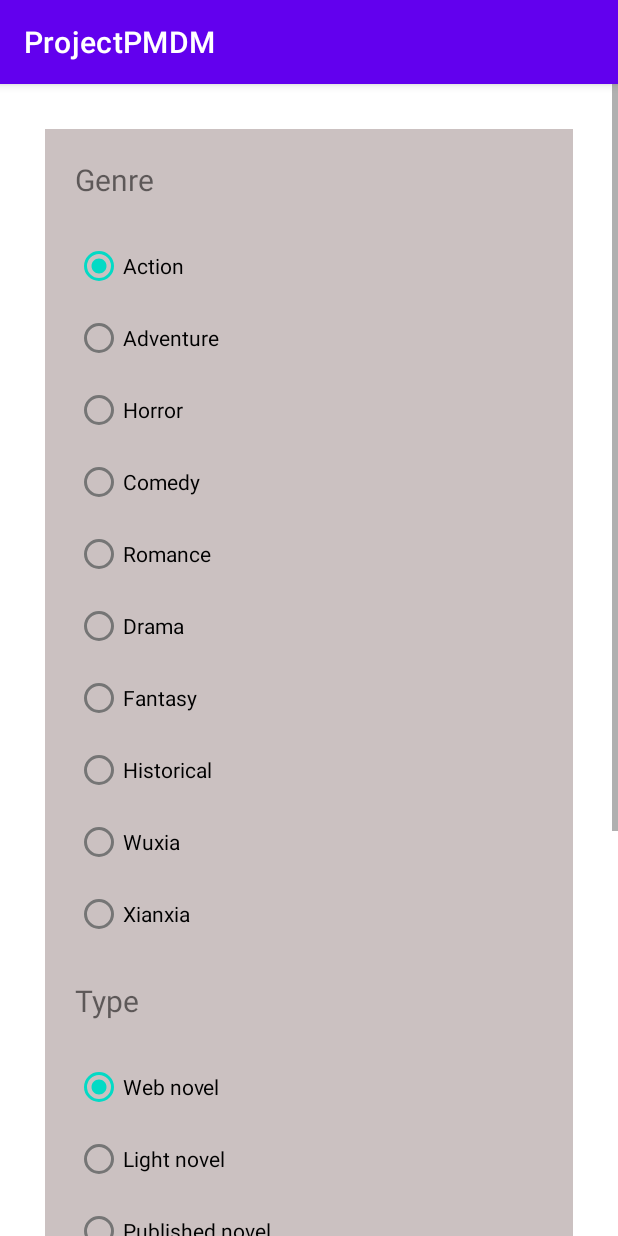
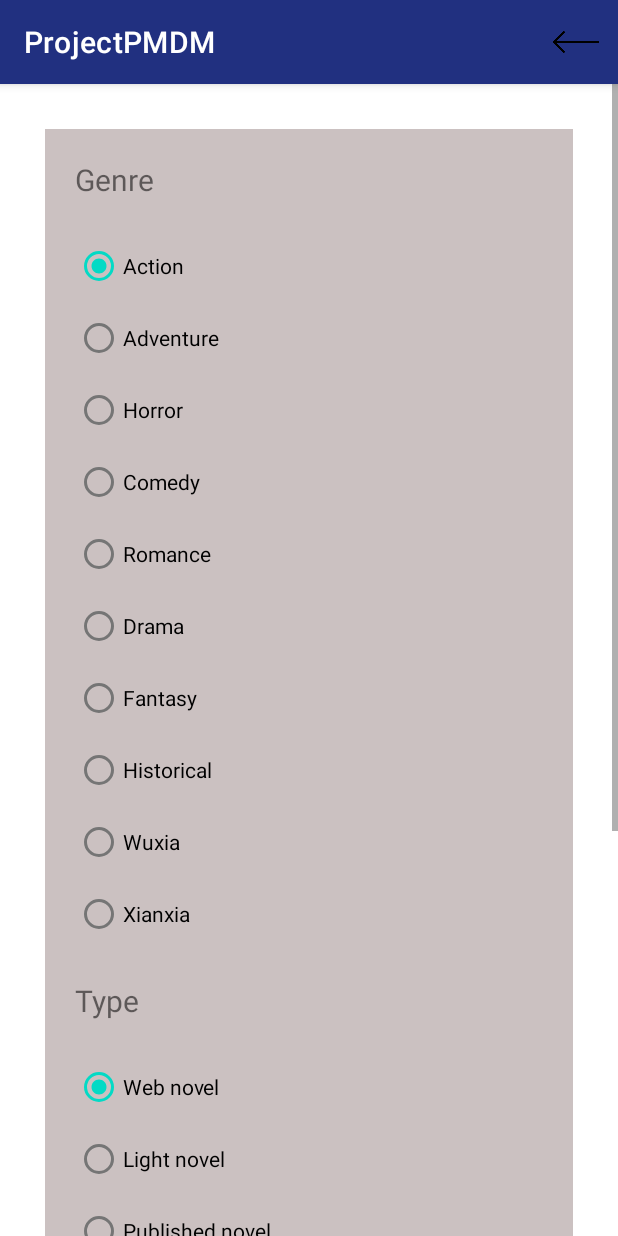
Before and after one commit to PabloRodriguezLomba/projectPMDM, an Android app: the screen it shows after launch (SearchSeries), in the options menu, after a tap on "Series Finder", on a phone screen of 412 x 824 dp. Run offline under Robolectric (Android 15) with nearby library versions, the phone set to English and light mode, and no system bars.

Commit message:
feat:Finnished

```diff
--- a/app/src/main/AndroidManifest.xml
+++ b/app/src/main/AndroidManifest.xml
@@ -1,12 +1,13 @@
 <?xml version="1.0" encoding="utf-8"?>
 <manifest xmlns:android="http://schemas.android.com/apk/res/android"
     xmlns:tools="http://schemas.android.com/tools">
+    <uses-permission android:name="android.permission.INTERNET"/>
 
     <application
         android:allowBackup="true"
         android:dataExtractionRules="@xml/data_extraction_rules"
         android:fullBackupContent="@xml/backup_rules"
-        android:icon="@mipmap/ic_launcher"
+        android:icon="@drawable/white_tower_symbol"
         android:label="@string/app_name"
         android:roundIcon="@mipmap/ic_launcher_round"
         android:supportsRtl="true"
--- a/app/src/main/java/com/example/projectpmdm/MainActivity.java
+++ b/app/src/main/java/com/example/projectpmdm/MainActivity.java
@@ -3,13 +3,27 @@ package com.example.projectpmdm;
 import androidx.annotation.NonNull;
 import androidx.appcompat.app.AppCompatActivity;
 
+import android.app.AlertDialog;
+import android.app.Notification;
+import android.app.NotificationManager;
+import android.app.SearchManager;
 import android.content.ContentValues;
+import android.content.Context;
+import android.content.DialogInterface;
 import android.content.Intent;
+import android.content.pm.ActivityInfo;
 import android.database.Cursor;
 import android.database.sqlite.SQLiteDatabase;
+import android.graphics.Bitmap;
+import android.graphics.BitmapFactory;
 import android.os.Bundle;
+import android.view.ContextMenu;
 import android.view.Menu;
+import android.view.MenuInflater;
 import android.view.MenuItem;
+import android.view.View;
+import android.widget.AdapterView;
+import android.widget.EditText;
 import android.widget.ListView;
 import android.widget.Toast;
 
@@ -26,6 +40,10 @@ public class MainActivity extends AppCompatActivity {
 
     ListView mainActivityList;
 
+    private String dialogText = "";
+
+    private final int notif_alerta = 1;
+
     @Override
     protected void onCreate(Bundle savedInstanceState) {
         super.onCreate(savedInstanceState);
@@ -34,6 +52,8 @@ public class MainActivity extends AppCompatActivity {
         if (nbd == null) {
             nbd = new NovelDatabase(MainActivity.this,"NovelsApp",null,1);
         }
+
+        setRequestedOrientation(ActivityInfo.SCREEN_ORIENTATION_LOCKED);
 
         mainActivityList = findViewById(R.id.mainActivityList);
 
@@ -63,7 +83,7 @@ public class MainActivity extends AppCompatActivity {
 
         ChapterAdapter adapter = new ChapterAdapter(MainActivity.this,R.layout.chapters,chaterArray);
         mainActivityList.setAdapter(adapter);
-
+        registerForContextMenu(mainActivityList);
     }
 
     @Override
@@ -71,6 +91,16 @@ public class MainActivity extends AppCompatActivity {
         getMenuInflater().inflate(R.menu.all,menu);
         return true;
 
+    }
+
+    @Override
+    public void onCreateContextMenu(ContextMenu menu, View v, ContextMenu.ContextMenuInfo menuInfo) {
+        super.onCreateContextMenu(menu, v, menuInfo);
+        MenuInflater inflater = getMenuInflater();
+        AdapterView.AdapterContextMenuInfo info = (AdapterView.AdapterContextMenuInfo) menuInfo;
+        String elemento=mainActivityList.getAdapter().getItem(info.position).toString();
+        menu.setHeaderTitle(elemento);
+        inflater.inflate(R.menu.chaptercontext,menu);
     }
 
     @Override
@@ -101,11 +131,91 @@ public class MainActivity extends AppCompatActivity {
                 Intent is = new Intent(MainActivity.this,SearchSeries.class);
                 startActivity(is);
                 break;
+            case R.id.act_button_remind:
+
+                Notification.Builder builder = new Notification.Builder(this);
+                builder.setSmallIcon(R.drawable.white_tower_symbol);
+                builder.setTicker("Informacion");
+                builder.setContentTitle("Informacion");
+                builder.setContentText("Este projecto esta basado en una pagina web real, su uso es el de monitorizar y archivar las novelas que estan subidas a internet sirviendo como un centro o hub para que los usuarios puedan descubrir y leer dichas novelas.  ");
+                Bitmap largeICon = BitmapFactory.decodeResource(getResources(),R.drawable.white_tower_symbol);
+                builder.setLargeIcon(largeICon);
+
+                NotificationManager nm = (NotificationManager) getSystemService(Context.NOTIFICATION_SERVICE);
+                Notification notification=builder.build();
+                nm.notify(notif_alerta,notification);
+
+                break;
         }
 
 
         return super.onOptionsItemSelected(item);
     }
 
+    @Override
+    public boolean onContextItemSelected(@NonNull MenuItem item) {
+
+        switch (item.getItemId()){
+            case R.id.mnInternet:
+                AdapterView.AdapterContextMenuInfo id = (AdapterView.AdapterContextMenuInfo) item.getMenuInfo();
+                chapter chapt  = (chapter) mainActivityList.getAdapter().getItem(id.position);
+                String url = chapt.url;
+                Intent i = new Intent(Intent.ACTION_WEB_SEARCH);
+                i.putExtra(SearchManager.QUERY,url);
+                startActivity(i);
+                break;
+            case R.id.mnReport:
+
+                AlertDialog.Builder builder = new AlertDialog.Builder(MainActivity.this);
+                builder.setTitle("Report");
+
+
+                View mView = getLayoutInflater().inflate(R.layout.textinputdial,null);
+
+                final EditText input = mView.findViewById(R.id.input);
+
+
+
+                builder.setView(mView);
+
+                builder.setPositiveButton("Ok", new DialogInterface.OnClickListener() {
+                    @Override
+                    public void onClick(DialogInterface dialog, int which) {
+                        dialogText = input.getText().toString();
+                        AdapterView.AdapterContextMenuInfo id = (AdapterView.AdapterContextMenuInfo) item.getMenuInfo();
+                        chapter chapt  = (chapter) mainActivityList.getAdapter().getItem(id.position);
+                        String idSeries = chapt.idseries;
+                        ContentValues nuevoRegistro = new ContentValues();
+                        nuevoRegistro.put("idchapter",idSeries);
+                        nuevoRegistro.put("report",dialogText);
+
+
+                        MainActivity.db.insert("report",null,nuevoRegistro);
+
+                        Toast.makeText(MainActivity.this,"Reporte Recibido Gracias por la notificacion ",Toast.LENGTH_SHORT).show();
+
+
+                    }
+                });
+                builder.setNegativeButton("Cancel", new DialogInterface.OnClickListener() {
+                    @Override
+                    public void onClick(DialogInterface dialog, int which) {
+                        dialog.cancel();
+                    }
+                });
+                builder.show();
+
+
+                break;
+
+
+        }
+
+        return super.onContextItemSelected(item);
+
+
+
+    }
+
 
 }
--- a/app/src/main/java/com/example/projectpmdm/NovelDatabase.java
+++ b/app/src/main/java/com/example/projectpmdm/NovelDatabase.java
@@ -15,6 +15,7 @@ public class NovelDatabase extends SQLiteOpenHelper {
 
     String sqlCreate = "CREATE TABLE if not exists series (id INTEGER PRIMARY KEY AUTOINCREMENT , nombre TEXT NOT NULL,image INTEGER NOT NULL,type TEXT NOT NULL,genre TEXT NOT NULL,author TEXT NOT NULL,Lenguage TEXT NOT NULL,Rating REAL NOT NULL)";
     String sqlChapters = "CREATE TABLE IF NOT EXISTS chapters (id INTEGER PRIMARY KEY AUTOINCREMENT ,date TEXT NOT NULL,url TEXT NOT NULL,number Integer NOT NULL,idSeries INTEGER NOT NULL,FOREIGN KEY(idSeries) REFERENCES series(id))";
+    String sqlReport = "CREATE TABLE IF NOT EXISTS report (id INTEGER PRIMARY KEY AUTOINCREMENT ,idchapter INTEGER NOT NULL,report TEXT NOT NULL,FOREIGN KEY(idchapter) REFERENCES chapters(id))";
     Calendar calendar;
     String Date;
     SimpleDateFormat simpleDateFormat;
@@ -29,6 +30,7 @@ public class NovelDatabase extends SQLiteOpenHelper {
     public void onCreate(SQLiteDatabase db) {
         db.execSQL(sqlCreate);
         db.execSQL(sqlChapters);
+        db.execSQL(sqlReport);
 
         calendar = Calendar.getInstance();
         simpleDateFormat = new SimpleDateFormat("dd--MM--yyyy");
@@ -36,14 +38,14 @@ public class NovelDatabase extends SQLiteOpenHelper {
 
 
         try {
-            db.execSQL("INSERT INTO series (nombre,image,type,genre,author,Lenguage,Rating) VALUES ('Lord of the Mysteries',2131165415,'Web novel','Action','Cuttlefish that loves diving','Chinese',5)");
-            db.execSQL("INSERT INTO series (nombre,image,type,genre,author,Lenguage,Rating) VALUES ('My House of Horrors',2131165409,'Web novel','Horror','I fix air conditioners','Chinese',5)");
-            db.execSQL("INSERT INTO series (nombre,image,type,genre,author,Lenguage,Rating) VALUES ('I Shall Seal The Heavens',2131165408,'Web novel','Xianxia','Er sen','Chinese',4)");
-            db.execSQL("INSERT INTO series (nombre,image,type,genre,author,Lenguage,Rating) VALUES ('Circle of Inevitability',2131165410,'Web novel','Action','Cuttlefish that loves diving','Chinese',5)");
-            db.execSQL("INSERT INTO series (nombre,image,type,genre,author,Lenguage,Rating) VALUES ('Deathbound duke´s daughter',2131165411,'Light novel','Fantasy','Terasu Senoo','Japanese',4.6)");
-            db.execSQL("INSERT INTO series (nombre,image,type,genre,author,Lenguage,Rating) VALUES ('Grandmaster of Demonic Cultivation',2131165412,'Web novel','Romance','Mò Xiāng Tóngxiù','Chinese',4.7)");
-            db.execSQL("INSERT INTO series (nombre,image,type,genre,author,Lenguage,Rating) VALUES ('Volcanic age',2131165414,'Web novel','wuxia','jung joon shin','Korean',4.5)");
-            db.execSQL("INSERT INTO series (nombre,image,type,genre,author,Lenguage,Rating) VALUES ('Martial World',2131165413,'Web novel','Fantasy','Cocooned Cow','Chinese',4)");
+            db.execSQL("INSERT INTO series (nombre,image,type,genre,author,Lenguage,Rating) VALUES ('Lord of the Mysteries'," +R.drawable.lotm + ",'Web novel','Action','Cuttlefish that loves diving','Chinese',5)");
+            db.execSQL("INSERT INTO series (nombre,image,type,genre,author,Lenguage,Rating) VALUES ('My House of Horrors',"+R.drawable.myhouseofhorrors+ ",'Web novel','Horror','I fix air conditioners','Chinese',5)");
+            db.execSQL("INSERT INTO series (nombre,image,type,genre,author,Lenguage,Rating) VALUES ('I Shall Seal The Heavens',"+R.drawable.issth+",'Web novel','Xianxia','Er sen','Chinese',4)");
+            db.execSQL("INSERT INTO series (nombre,image,type,genre,author,Lenguage,Rating) VALUES ('Circle of Inevitability',"+R.drawable.circleofinevitability+",'Web novel','Action','Cuttlefish that loves diving','Chinese',5)");
+            db.execSQL("INSERT INTO series (nombre,image,type,genre,author,Lenguage,Rating) VALUES ('Deathbound duke´s daughter',"+R.drawable.deathbound+",'Light novel','Fantasy','Terasu Senoo','Japanese',4.6)");
+            db.execSQL("INSERT INTO series (nombre,image,type,genre,author,Lenguage,Rating) VALUES ('Grandmaster of Demonic Cultivation',"+R.drawable.gmdc+",'Web novel','Romance','Mò Xiāng Tóngxiù','Chinese',4.7)");
+            db.execSQL("INSERT INTO series (nombre,image,type,genre,author,Lenguage,Rating) VALUES ('Volcanic age',"+R.drawable.volcanicage+",'Web novel','wuxia','jung joon shin','Korean',4.5)");
+            db.execSQL("INSERT INTO series (nombre,image,type,genre,author,Lenguage,Rating) VALUES ('Martial World',"+R.drawable.martialworld+",'Web novel','Fantasy','Cocooned Cow','Chinese',4)");
 
             db.execSQL("INSERT INTO chapters (date,url,number,idSeries) VALUES('" + Date + "','https://wuxia.click/chapter/lord-of-the-mysteries-1',1,1)");
             db.execSQL("INSERT INTO chapters (date,url,number,idSeries) VALUES('" + Date + "','https://wuxia.click/chapter/lord-of-the-mysteries-2',2,1)");
--- a/app/src/main/java/com/example/projectpmdm/SearchSeries.java
+++ b/app/src/main/java/com/example/projectpmdm/SearchSeries.java
@@ -1,12 +1,16 @@
 package com.example.projectpmdm;
 
+import androidx.annotation.NonNull;
 import androidx.appcompat.app.AppCompatActivity;
 
 import android.content.Intent;
 import android.content.SharedPreferences;
+import android.content.pm.ActivityInfo;
 import android.database.Cursor;
 import android.os.Bundle;
 import android.preference.PreferenceManager;
+import android.view.Menu;
+import android.view.MenuItem;
 import android.view.View;
 import android.widget.ArrayAdapter;
 import android.widget.Button;
@@ -32,7 +36,7 @@ public class    SearchSeries extends AppCompatActivity {
     protected void onCreate(Bundle savedInstanceState) {
         super.onCreate(savedInstanceState);
         setContentView(R.layout.activity_search_series);
-
+        setRequestedOrientation(ActivityInfo.SCREEN_ORIENTATION_LOCKED);
         btnSearch = findViewById(R.id.btnSearch);
 
         SharedPreferences sharedPreferences = PreferenceManager.getDefaultSharedPreferences(SearchSeries.this);
@@ -98,4 +102,24 @@ public class    SearchSeries extends AppCompatActivity {
         });
 
     }
+
+    @Override
+    public boolean onCreateOptionsMenu(Menu menu) {
+        getMenuInflater().inflate(R.menu.rest,menu);
+        return true;
+
+    }
+    @Override
+    public boolean onOptionsItemSelected(@NonNull MenuItem item) {
+
+        switch (item.getItemId()){
+            case R.id.mnrestBack:
+                finish();
+                break;
+
+
+        }
+
+        return super.onOptionsItemSelected(item);
+    }
 }
--- a/app/src/main/res/layout/activity_series.xml
+++ b/app/src/main/res/layout/activity_series.xml
@@ -18,7 +18,8 @@
         android:layout_marginTop="30dp"
         android:id="@+id/SeriesName"
         android:text="Lord of the Mysteries"
-        android:textSize="30dp"/>
+        android:textSize="30dp"
+        android:textAlignment="center"/>
 
 
     <ImageView
--- a/app/src/main/res/menu/all.xml
+++ b/app/src/main/res/menu/all.xml
@@ -1,6 +1,8 @@
 <?xml version="1.0" encoding="utf-8"?>
-<menu xmlns:android="http://schemas.android.com/apk/res/android">
-    <item android:id="@+id/mnSearch" android:title="Series Finder"/>
-    <item android:id="@+id/mnList" android:title="Series Listing"/>
-    <item android:id="@+id/mnRandom" android:title="Random Series"/>
+<menu xmlns:android="http://schemas.android.com/apk/res/android"
+    xmlns:app="http://schemas.android.com/apk/res-auto">
+    <item android:id="@+id/act_button_remind" app:showAsAction="ifRoom" android:icon="@drawable/informacion" android:title=""/>
+    <item android:id="@+id/mnSearch" android:title="@string/mnFinder"/>
+    <item android:id="@+id/mnList" android:title="@string/mnlist"/>
+    <item android:id="@+id/mnRandom" android:title="@string/mnRandom"/>
 </menu>
--- /dev/null
+++ b/app/src/main/res/menu/chaptercontext.xml
@@ -0,0 +1,5 @@
+<?xml version="1.0" encoding="utf-8"?>
+<menu xmlns:android="http://schemas.android.com/apk/res/android">
+ <item android:id="@+id/mnInternet" android:title="@string/mnreadchapter"/>
+ <item android:id="@+id/mnReport" android:title="@string/mnreport"/>
+</menu>
--- /dev/null
+++ b/app/src/main/res/menu/rest.xml
@@ -0,0 +1,5 @@
+<?xml version="1.0" encoding="utf-8"?>
+<menu xmlns:android="http://schemas.android.com/apk/res/android"
+    xmlns:app="http://schemas.android.com/apk/res-auto">
+<item android:id="@+id/mnrestBack" app:showAsAction="ifRoom" android:icon="@drawable/flechas" android:title=""/>
+</menu>
--- a/app/src/main/res/values-night/themes.xml
+++ b/app/src/main/res/values-night/themes.xml
@@ -2,7 +2,7 @@
     <!-- Base application theme. -->
     <style name="Theme.ProjectPMDM" parent="Theme.MaterialComponents.DayNight.DarkActionBar">
         <!-- Primary brand color. -->
-        <item name="colorPrimary">@color/purple_200</item>
+        <item name="colorPrimary">@color/deepblue</item>
         <item name="colorPrimaryVariant">@color/purple_700</item>
         <item name="colorOnPrimary">@color/black</item>
         <!-- Secondary brand color. -->
--- a/app/src/main/res/values/strings.xml
+++ b/app/src/main/res/values/strings.xml
@@ -19,4 +19,11 @@
     <string name="LenguageJ">Japanese</string>
     <string name="LenguageEs">Spanish</string>
     <string name="Search">Search</string>
+    <string name="mnFinder">Series Finder</string>
+    <string name="mnlist">Series List</string>
+    <string name="mnRandom">Random Series</string>
+    <string name="mnreadchapter">Read Chapter</string>
+    <string name="mnreport">Report Chapter</string>
+    <string name="toastReport">Report received. Thanks for Reporting</string>
+    <string name="recentlyAd">Recently added</string>
 </resources>
--- a/app/src/main/res/values/themes.xml
+++ b/app/src/main/res/values/themes.xml
@@ -2,7 +2,7 @@
     <!-- Base application theme. -->
     <style name="Theme.ProjectPMDM" parent="Theme.MaterialComponents.DayNight.DarkActionBar">
         <!-- Primary brand color. -->
-        <item name="colorPrimary">@color/purple_500</item>
+        <item name="colorPrimary">@color/deepblue</item>
         <item name="colorPrimaryVariant">@color/purple_700</item>
         <item name="colorOnPrimary">@color/white</item>
         <!-- Secondary brand color. -->
```
Also changed, not shown: app/src/main/java/com/example/projectpmdm/Series.java (+117 -2 lines), app/src/main/java/com/example/projectpmdm/SeriesList.java (+22 -1 lines), app/src/main/java/com/example/projectpmdm/searchedList.java (+25 -1 lines), app/src/main/res/layout/activity_main.xml (+11 -0 lines), app/src/main/res/layout/chapters.xml (+7 -6 lines), app/src/main/res/layout/textinputdial.xml (added, +23 -0 lines), app/src/main/res/drawable/flechas.png (added), app/src/main/res/drawable/informacion.png (added), app/src/main/res/drawable/white_tower_symbol.jpg (added), 4 other files.
